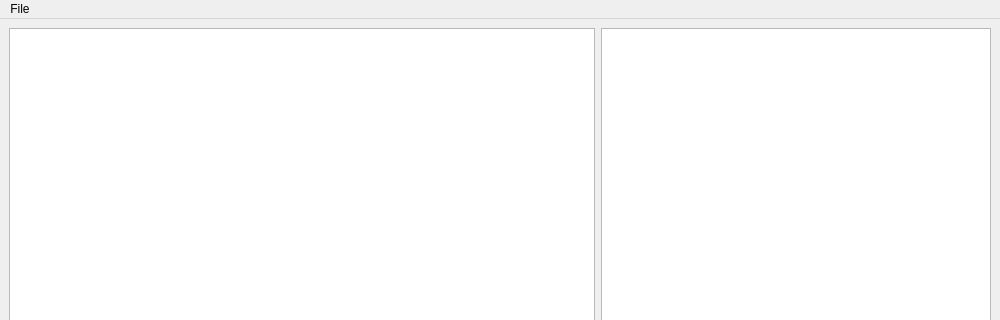
Before: the Qt Designer form src/mainwindow.ui in goestrip/DCS-Resources-viewer, drawn with Qt 5; both pictures show x 0 to 1000 and y 0 to 320 of the 1000 by 800 pixel window.
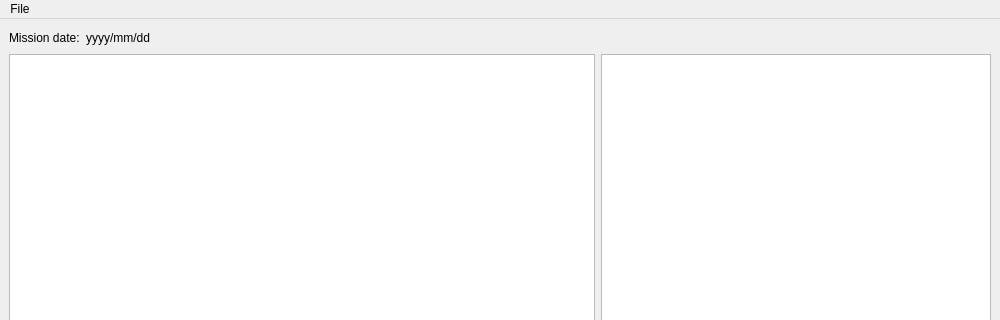
After: the same form once the commit is applied.

What changed in the file:
```diff
--- a/src/mainwindow.ui
+++ b/src/mainwindow.ui
@@ -15,6 +15,37 @@
   </property>
   <widget class="QWidget" name="centralwidget">
    <layout class="QVBoxLayout" name="verticalLayout_2">
+    <item>
+     <layout class="QHBoxLayout" name="horizontalLayout_2">
+      <item>
+       <widget class="QLabel" name="label_date">
+        <property name="text">
+         <string>Mission date:</string>
+        </property>
+       </widget>
+      </item>
+      <item>
+       <widget class="QLabel" name="label_mission_date">
+        <property name="text">
+         <string>yyyy/mm/dd</string>
+        </property>
+       </widget>
+      </item>
+      <item>
+       <spacer name="horizontalSpacer">
+        <property name="orientation">
+         <enum>Qt::Horizontal</enum>
+        </property>
+        <property name="sizeHint" stdset="0">
+         <size>
+          <width>40</width>
+          <height>20</height>
+         </size>
+        </property>
+       </spacer>
+      </item>
+     </layout>
+    </item>
     <item>
      <layout class="QVBoxLayout" name="verticalLayout">
       <item>
```
